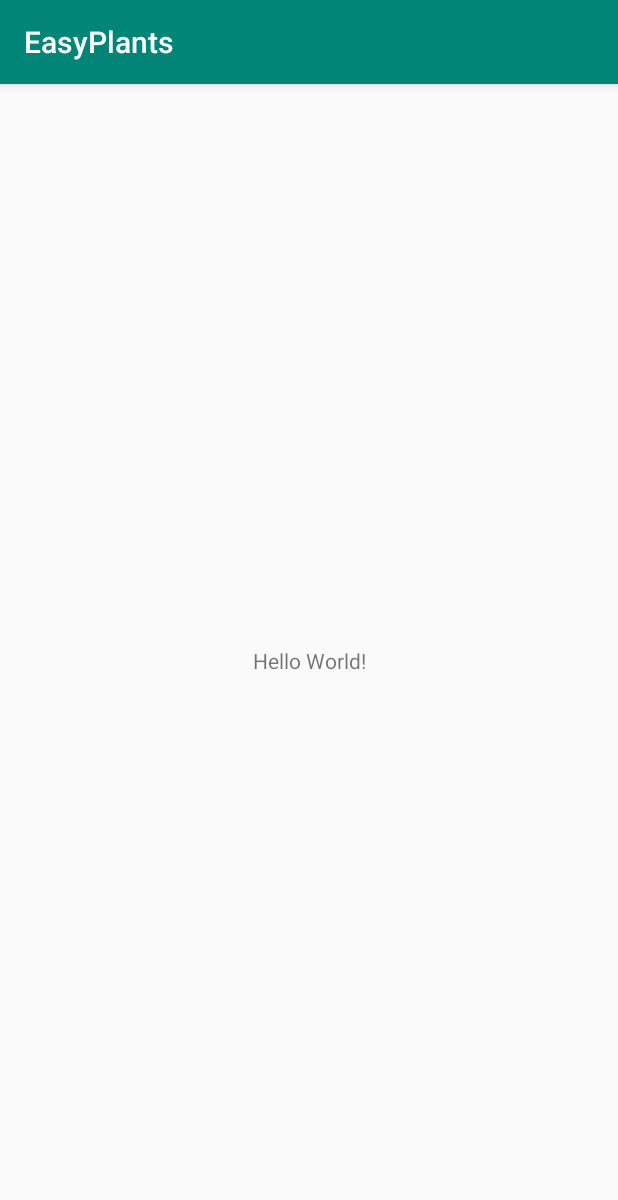
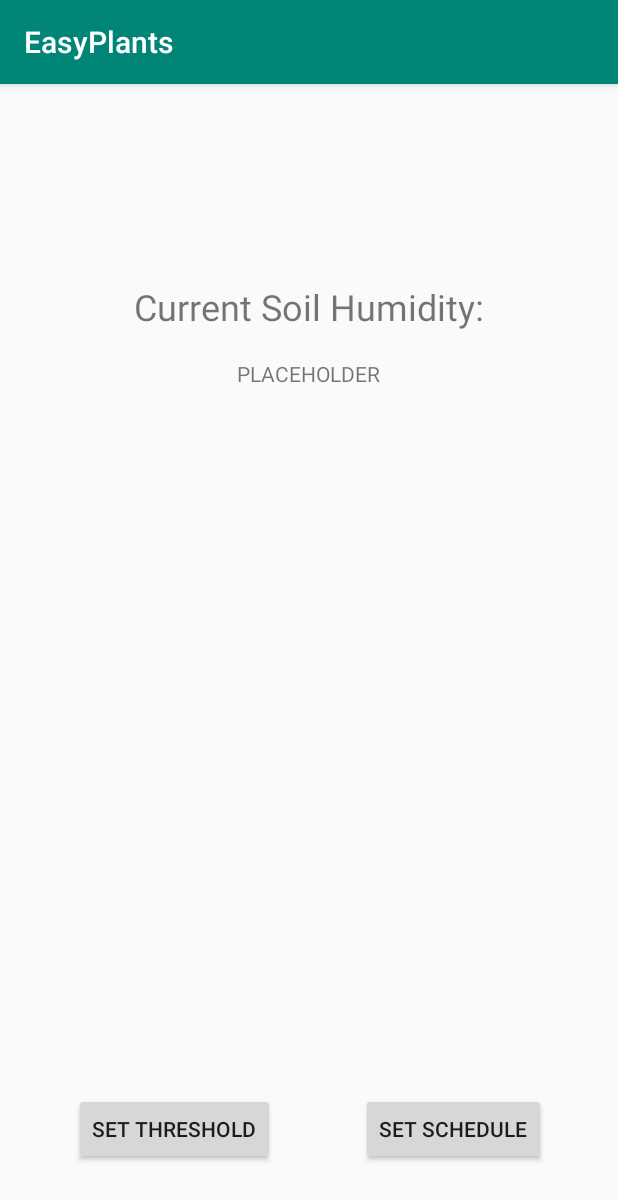
Before and after one commit to MattYu/EasyPlants, an Android app: the screen it shows after launch (MainActivity), on a phone screen of 412 x 824 dp. Shown: the top 1200 px of the screen. Run offline under Robolectric (Android 15) with nearby library versions, the phone set to English and light mode, and no system bars.

Commit message:
#9 Created barebones main page UI elements (buttons, textView)

```diff
--- a/FrontEnd/app/src/main/java/com/example/gamingpc/easyplants/MainActivity.java
+++ b/FrontEnd/app/src/main/java/com/example/gamingpc/easyplants/MainActivity.java
@@ -5,6 +5,8 @@ import android.os.Bundle;
 
 public class MainActivity extends AppCompatActivity {
 
+    private static final String TAG = "Main Activity";
+
     @Override
     protected void onCreate(Bundle savedInstanceState) {
         super.onCreate(savedInstanceState);
--- a/FrontEnd/app/src/main/res/layout/activity_main.xml
+++ b/FrontEnd/app/src/main/res/layout/activity_main.xml
@@ -1,18 +1,50 @@
 <?xml version="1.0" encoding="utf-8"?>
-<android.support.constraint.ConstraintLayout xmlns:android="http://schemas.android.com/apk/res/android"
+<android.widget.RelativeLayout xmlns:android="http://schemas.android.com/apk/res/android"
     xmlns:app="http://schemas.android.com/apk/res-auto"
     xmlns:tools="http://schemas.android.com/tools"
     android:layout_width="match_parent"
     android:layout_height="match_parent"
     tools:context=".MainActivity">
 
-    <TextView
+    <Button
+        android:id="@+id/button_schedule"
         android:layout_width="wrap_content"
         android:layout_height="wrap_content"
-        android:text="Hello World!"
-        app:layout_constraintBottom_toBottomOf="parent"
-        app:layout_constraintLeft_toLeftOf="parent"
-        app:layout_constraintRight_toRightOf="parent"
-        app:layout_constraintTop_toTopOf="parent" />
+        android:layout_alignParentEnd="true"
+        android:layout_alignParentRight="true"
+        android:layout_alignParentBottom="true"
+        android:layout_marginEnd="48dp"
+        android:layout_marginRight="48dp"
+        android:layout_marginBottom="47dp"
+        android:text="Set Schedule" />
 
-</android.support.constraint.ConstraintLayout>
+    <Button
+        android:id="@+id/button_thresh"
+        android:layout_width="wrap_content"
+        android:layout_height="wrap_content"
+        android:layout_alignTop="@+id/button_schedule"
+        android:layout_alignParentStart="true"
+        android:layout_alignParentLeft="true"
+        android:layout_marginStart="49dp"
+        android:layout_marginLeft="49dp"
+        android:text="Set Threshold" />
+
+    <TextView
+        android:id="@+id/text_humidityText"
+        android:layout_width="wrap_content"
+        android:layout_height="wrap_content"
+        android:layout_alignParentTop="true"
+        android:layout_centerHorizontal="true"
+        android:layout_marginTop="132dp"
+        android:text="Current Soil Humidity:"
+        android:textSize="24dp"/>
+
+    <TextView
+        android:id="@+id/text_humidityReading"
+        android:layout_width="wrap_content"
+        android:layout_height="wrap_content"
+        android:layout_alignParentTop="true"
+        android:layout_centerHorizontal="true"
+        android:layout_marginTop="183dp"
+        android:text="PLACEHOLDER" />
+</android.widget.RelativeLayout>
```
